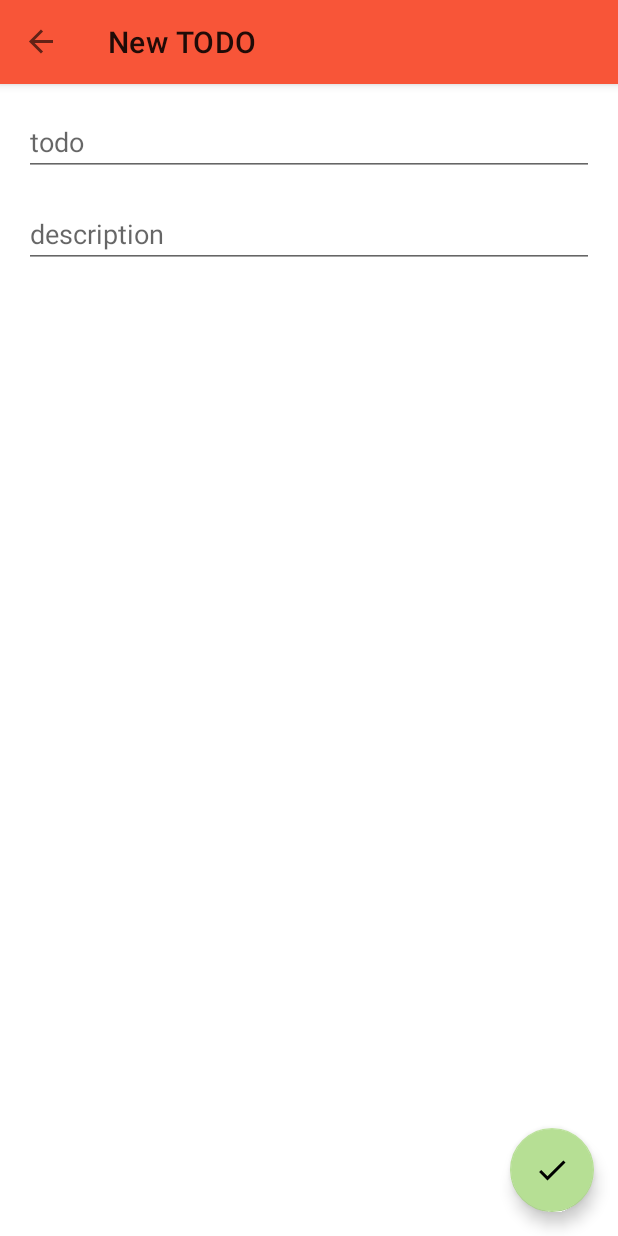
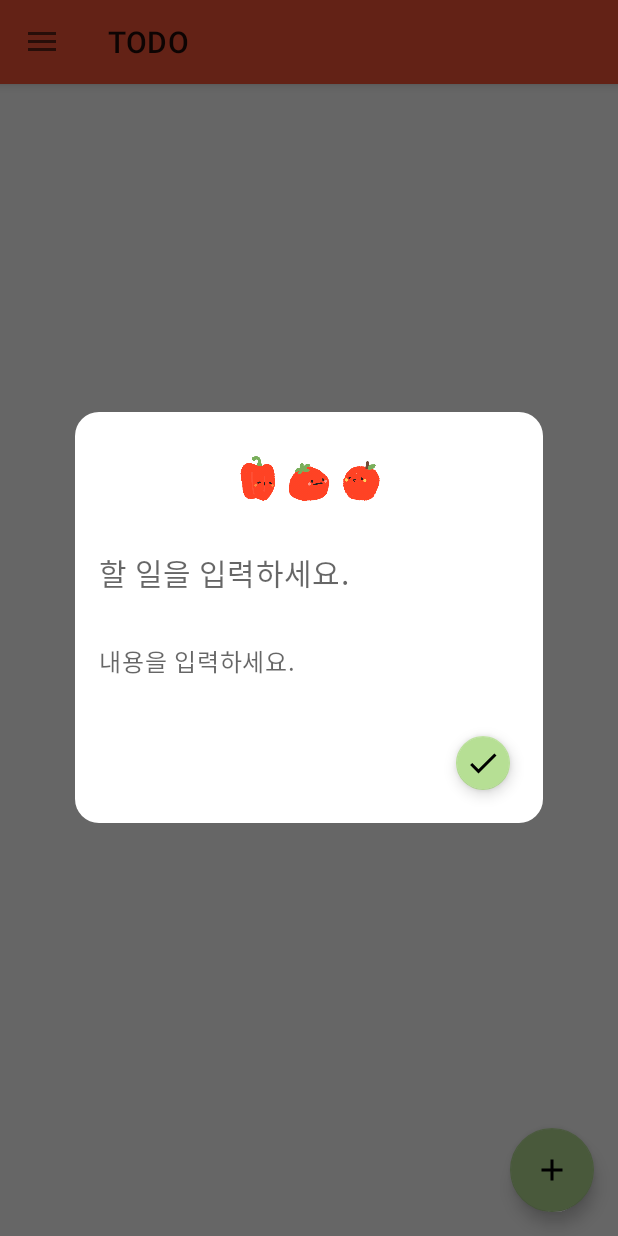
Before and after one commit to EmilyCh0/Tomatodo, an Android app: the screen it shows after launch (MainActivity), after a tap on an icon or button, on a phone screen of 412 x 824 dp. Run offline under Robolectric (Android 15) with nearby library versions, the light colour scheme and no system bars; our stand-ins replace Room's generated code, data binding, navigation-ui.

Commit message:
feat: add todo Dialog로 변경

```diff
--- /dev/null
+++ b/app/src/main/java/com/example/todo/addtodo/AddTodoDialog.kt
@@ -0,0 +1,63 @@
+package com.example.todo.addtodo
+
+import android.graphics.Color
+import android.graphics.drawable.ColorDrawable
+import android.os.Bundle
+import android.view.LayoutInflater
+import android.view.View
+import android.view.ViewGroup
+import android.view.Window
+import androidx.fragment.app.DialogFragment
+import androidx.fragment.app.activityViewModels
+import androidx.navigation.fragment.findNavController
+import com.example.todo.TodoApplication
+import com.example.todo.ViewModelFactory
+import com.example.todo.databinding.DialogAddTodoBinding
+import com.example.todo.todo.TodoViewModel
+
+class AddTodoDialog: DialogFragment(), View.OnClickListener {
+
+    private var _binding: DialogAddTodoBinding?=null
+    private val binding get() = _binding!!
+
+    private val viewModel: TodoViewModel by activityViewModels{
+        ViewModelFactory(
+            (activity?.application as TodoApplication).todoDatabase.todoDao()
+        )
+    }
+
+    override fun onCreateView(
+        inflater: LayoutInflater,
+        container: ViewGroup?,
+        savedInstanceState: Bundle?
+    ): View? {
+        _binding = DialogAddTodoBinding.inflate(inflater, container, false)
+        dialog?.window?.setBackgroundDrawable(ColorDrawable(Color.TRANSPARENT))
+        dialog?.window?.requestFeature(Window.FEATURE_NO_TITLE)
+        return binding.root
+    }
+
+    override fun onViewCreated(view: View, savedInstanceState: Bundle?) {
+        super.onViewCreated(view, savedInstanceState)
+        binding.apply {
+            saveFab.setOnClickListener {
+                val title = titleEt.text.toString()
+                val desc = descriptionEt.text.toString()
+                addNewTodo(title, desc)
+            }
+        }
+    }
+
+    private fun addNewTodo(title: String, description: String){
+        viewModel.addNewTodo(title, description)
+        dismiss()
+    }
+
+    fun getInstance(): AddTodoDialog{
+        return AddTodoDialog()
+    }
+
+    override fun onClick(v: View?) {
+        dismiss()
+    }
+}
--- a/app/src/main/java/com/example/todo/todo/TodoFragment.kt
+++ b/app/src/main/java/com/example/todo/todo/TodoFragment.kt
@@ -1,15 +1,14 @@
 package com.example.todo.todo
 
 import android.os.Bundle
+import android.view.*
 import androidx.fragment.app.Fragment
-import android.view.LayoutInflater
-import android.view.View
-import android.view.ViewGroup
 import androidx.fragment.app.activityViewModels
 import androidx.navigation.fragment.findNavController
 import androidx.recyclerview.widget.LinearLayoutManager
 import com.example.todo.TodoApplication
 import com.example.todo.ViewModelFactory
+import com.example.todo.addtodo.AddTodoDialog
 import com.example.todo.data.Todo
 import com.example.todo.databinding.FragmentTodoBinding
 
@@ -58,8 +57,16 @@ class TodoFragment : Fragment() {
         }
 
         binding.addTodoFab.setOnClickListener {
-            val action = TodoFragmentDirections.actionTodoFragmentDestToAddTodoFragment()
-            findNavController().navigate(action)
+            // val action = TodoFragmentDirections.actionTodoFragmentDestToAddTodoFragment()
+            // findNavController().navigate(action)
+            val dialog: AddTodoDialog = AddTodoDialog().getInstance()
+            activity?.supportFragmentManager?.let { fragmentManager ->
+                dialog.show(
+                    fragmentManager,
+                    "Add Todo Dialog"
+                )
+            }
+
         }
 
     }
--- /dev/null
+++ b/app/src/main/res/drawable/dialog_radius_bg.xml
@@ -0,0 +1,6 @@
+<?xml version="1.0" encoding="utf-8"?>
+<shape xmlns:android="http://schemas.android.com/apk/res/android"
+    android:shape="rectangle">
+    <corners android:radius="16dp"/>
+    <solid android:color="@color/white"/>
+</shape>
--- /dev/null
+++ b/app/src/main/res/drawable/ic_outline_check_12.xml
@@ -0,0 +1,5 @@
+<vector android:height="12dp" android:tint="#000000"
+    android:viewportHeight="24" android:viewportWidth="24"
+    android:width="12dp" xmlns:android="http://schemas.android.com/apk/res/android">
+    <path android:fillColor="@android:color/white" android:pathData="M9,16.17L4.83,12l-1.42,1.41L9,19 21,7l-1.41,-1.41L9,16.17z"/>
+</vector>
--- /dev/null
+++ b/app/src/main/res/layout/dialog_add_todo.xml
@@ -0,0 +1,64 @@
+<?xml version="1.0" encoding="utf-8"?>
+
+<androidx.constraintlayout.widget.ConstraintLayout xmlns:android="http://schemas.android.com/apk/res/android"
+    xmlns:app="http://schemas.android.com/apk/res-auto"
+    xmlns:tools="http://schemas.android.com/tools"
+    android:layout_width="wrap_content"
+    android:layout_height="wrap_content"
+    android:background="@drawable/dialog_radius_bg"
+    android:padding="16dp"
+    android:clipToPadding="false">
+
+    <ImageView
+        android:id="@+id/imageView"
+        android:layout_width="120dp"
+        android:layout_height="60dp"
+        android:src="@drawable/pap_tom_app"
+        app:layout_constraintEnd_toEndOf="parent"
+        app:layout_constraintStart_toStartOf="parent"
+        app:layout_constraintTop_toTopOf="parent" />
+
+    <EditText
+        android:id="@+id/title_et"
+        android:layout_width="280dp"
+        android:layout_height="wrap_content"
+        android:background="@null"
+        android:layout_marginTop="16dp"
+        android:hint="@string/enter_todo"
+
+        android:textAppearance="@style/TextAppearance.MaterialComponents.Headline6"
+        app:layout_constraintStart_toStartOf="parent"
+        app:layout_constraintTop_toBottomOf="@+id/imageView" />
+
+    <com.google.android.material.divider.MaterialDivider
+        android:id="@+id/divider"
+        android:layout_width="120dp"
+        android:layout_height="0dp"
+        android:layout_marginVertical="16dp"
+        app:layout_constraintBottom_toTopOf="@id/description_et"
+        app:layout_constraintStart_toStartOf="parent"
+        app:layout_constraintTop_toBottomOf="@id/title_et" />
+
+    <EditText
+        android:id="@+id/description_et"
+        android:layout_width="280dp"
+        android:layout_height="wrap_content"
+        android:layout_marginTop="16dp"
+        android:hint="@string/enter_desc"
+        android:background="@null"
+        android:textAppearance="@style/TextAppearance.MaterialComponents.Body1"
+        app:layout_constraintStart_toStartOf="parent"
+        app:layout_constraintTop_toBottomOf="@+id/divider" />
+
+    <com.google.android.material.floatingactionbutton.FloatingActionButton
+        android:id="@+id/save_fab"
+        android:layout_width="wrap_content"
+        android:layout_height="wrap_content"
+        app:fabCustomSize="36dp"
+        android:layout_marginTop="32dp"
+        android:src="@drawable/ic_outline_check_12"
+        app:layout_constraintTop_toBottomOf="@id/description_et"
+        app:layout_constraintBottom_toBottomOf="parent"
+        app:layout_constraintEnd_toEndOf="parent" />
+
+</androidx.constraintlayout.widget.ConstraintLayout>
--- a/app/src/main/res/navigation/nav_graph.xml
+++ b/app/src/main/res/navigation/nav_graph.xml
@@ -19,6 +19,9 @@
         <action
             android:id="@+id/action_todo_fragment_dest_to_todoDetailFragment"
             app:destination="@id/todoDetailFragment" />
+        <action
+            android:id="@+id/action_todo_fragment_dest_to_addTodoDialog"
+            app:destination="@id/addTodoDialog" />
     </fragment>
     <fragment
         android:id="@+id/note_fragment_dest"
@@ -51,4 +54,12 @@
             android:name="todo_title"
             app:argType="string" />
     </fragment>
+    <dialog
+        android:id="@+id/addTodoDialog"
+        android:name="com.example.todo.addtodo.AddTodoDialog"
+        android:label="AddTodoDialog" >
+        <action
+            android:id="@+id/action_addTodoDialog_to_todo_fragment_dest"
+            app:destination="@id/todo_fragment_dest" />
+    </dialog>
 </navigation>
--- a/app/src/main/res/values/strings.xml
+++ b/app/src/main/res/values/strings.xml
@@ -8,6 +8,8 @@
     <string name="yes">Yes</string>
     <string name="description">description</string>
     <string name="todo">todo</string>
+    <string name="enter_todo">할 일을 입력하세요.</string>
+    <string name="enter_desc">내용을 입력하세요.</string>
     <string name="todo_menu">TODO</string>
     <string name="note_menu">NOTE</string>
     <string name="calender_menu">CALENDER</string>
```
